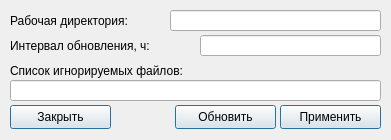
Old version of the form source/configwin.ui in the repository arcan1s/git-etc.
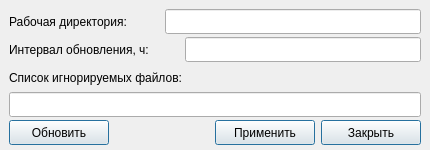
New version of the form.

The edit to the form file:
```diff
--- a/source/configwin.ui
+++ b/source/configwin.ui
@@ -6,8 +6,8 @@
    <rect>
     <x>0</x>
     <y>0</y>
-    <width>391</width>
-    <height>140</height>
+    <width>430</width>
+    <height>149</height>
    </rect>
   </property>
   <property name="sizePolicy">
@@ -20,168 +20,267 @@
    <string>Настроить сервис</string>
   </property>
   <widget class="QWidget" name="centralwidget">
-   <widget class="QLabel" name="label_timeSleep">
-    <property name="geometry">
-     <rect>
-      <x>10</x>
-      <y>35</y>
-      <width>181</width>
-      <height>21</height>
-     </rect>
-    </property>
-    <property name="text">
-     <string>Интервал обновления, ч:</string>
-    </property>
-   </widget>
-   <widget class="QLineEdit" name="lineEdit_timeSleep">
-    <property name="geometry">
-     <rect>
-      <x>200</x>
-      <y>35</y>
-      <width>181</width>
-      <height>21</height>
-     </rect>
-    </property>
-    <property name="sizePolicy">
-     <sizepolicy hsizetype="Fixed" vsizetype="Fixed">
-      <horstretch>0</horstretch>
-      <verstretch>0</verstretch>
-     </sizepolicy>
-    </property>
-    <property name="alignment">
-     <set>Qt::AlignRight|Qt::AlignTrailing|Qt::AlignVCenter</set>
-    </property>
-   </widget>
-   <widget class="QPushButton" name="button_refresh">
-    <property name="geometry">
-     <rect>
-      <x>175</x>
-      <y>105</y>
-      <width>101</width>
-      <height>24</height>
-     </rect>
-    </property>
-    <property name="sizePolicy">
-     <sizepolicy hsizetype="Fixed" vsizetype="Fixed">
-      <horstretch>0</horstretch>
-      <verstretch>0</verstretch>
-     </sizepolicy>
-    </property>
-    <property name="text">
-     <string>Обновить</string>
-    </property>
-    <property name="default">
-     <bool>true</bool>
-    </property>
-   </widget>
-   <widget class="QLabel" name="label_directory">
-    <property name="geometry">
-     <rect>
-      <x>10</x>
-      <y>10</y>
-      <width>141</width>
-      <height>21</height>
-     </rect>
-    </property>
-    <property name="text">
-     <string>Рабочая директория:</string>
-    </property>
-   </widget>
-   <widget class="QLineEdit" name="lineEdit_ignoreList">
-    <property name="geometry">
-     <rect>
-      <x>10</x>
-      <y>80</y>
-      <width>371</width>
-      <height>21</height>
-     </rect>
-    </property>
-    <property name="sizePolicy">
-     <sizepolicy hsizetype="Fixed" vsizetype="Fixed">
-      <horstretch>0</horstretch>
-      <verstretch>0</verstretch>
-     </sizepolicy>
-    </property>
-    <property name="alignment">
-     <set>Qt::AlignRight|Qt::AlignTrailing|Qt::AlignVCenter</set>
-    </property>
-   </widget>
-   <widget class="QPushButton" name="button_apply">
-    <property name="geometry">
-     <rect>
-      <x>280</x>
-      <y>105</y>
-      <width>101</width>
-      <height>24</height>
-     </rect>
-    </property>
-    <property name="sizePolicy">
-     <sizepolicy hsizetype="Fixed" vsizetype="Fixed">
-      <horstretch>0</horstretch>
-      <verstretch>0</verstretch>
-     </sizepolicy>
-    </property>
-    <property name="text">
-     <string>Применить</string>
-    </property>
-    <property name="default">
-     <bool>true</bool>
-    </property>
-   </widget>
-   <widget class="QLabel" name="label_ignoreList">
-    <property name="geometry">
-     <rect>
-      <x>10</x>
-      <y>60</y>
-      <width>201</width>
-      <height>21</height>
-     </rect>
-    </property>
-    <property name="text">
-     <string>Список игнорируемых файлов:</string>
-    </property>
-   </widget>
-   <widget class="QLineEdit" name="lineEdit_directory">
-    <property name="geometry">
-     <rect>
-      <x>170</x>
-      <y>10</y>
-      <width>211</width>
-      <height>21</height>
-     </rect>
-    </property>
-    <property name="sizePolicy">
-     <sizepolicy hsizetype="Fixed" vsizetype="Fixed">
-      <horstretch>0</horstretch>
-      <verstretch>0</verstretch>
-     </sizepolicy>
-    </property>
-    <property name="alignment">
-     <set>Qt::AlignRight|Qt::AlignTrailing|Qt::AlignVCenter</set>
-    </property>
-   </widget>
-   <widget class="QPushButton" name="button_close">
-    <property name="geometry">
-     <rect>
-      <x>10</x>
-      <y>105</y>
-      <width>101</width>
-      <height>24</height>
-     </rect>
-    </property>
-    <property name="sizePolicy">
-     <sizepolicy hsizetype="Fixed" vsizetype="Fixed">
-      <horstretch>0</horstretch>
-      <verstretch>0</verstretch>
-     </sizepolicy>
-    </property>
-    <property name="text">
-     <string>Закрыть</string>
-    </property>
-    <property name="default">
-     <bool>true</bool>
-    </property>
-   </widget>
+   <property name="sizePolicy">
+    <sizepolicy hsizetype="Expanding" vsizetype="Fixed">
+     <horstretch>0</horstretch>
+     <verstretch>0</verstretch>
+    </sizepolicy>
+   </property>
+   <property name="minimumSize">
+    <size>
+     <width>0</width>
+     <height>150</height>
+    </size>
+   </property>
+   <property name="maximumSize">
+    <size>
+     <width>16777215</width>
+     <height>150</height>
+    </size>
+   </property>
+   <layout class="QGridLayout" name="gridLayout">
+    <item row="0" column="0">
+     <widget class="QLabel" name="label_directory">
+      <property name="sizePolicy">
+       <sizepolicy hsizetype="Fixed" vsizetype="Fixed">
+        <horstretch>0</horstretch>
+        <verstretch>0</verstretch>
+       </sizepolicy>
+      </property>
+      <property name="minimumSize">
+       <size>
+        <width>150</width>
+        <height>25</height>
+       </size>
+      </property>
+      <property name="maximumSize">
+       <size>
+        <width>150</width>
+        <height>25</height>
+       </size>
+      </property>
+      <property name="text">
+       <string>Рабочая директория:</string>
+      </property>
+     </widget>
+    </item>
+    <item row="4" column="0">
+     <widget class="QPushButton" name="button_refresh">
+      <property name="sizePolicy">
+       <sizepolicy hsizetype="Fixed" vsizetype="Fixed">
+        <horstretch>0</horstretch>
+        <verstretch>0</verstretch>
+       </sizepolicy>
+      </property>
+      <property name="minimumSize">
+       <size>
+        <width>100</width>
+        <height>25</height>
+       </size>
+      </property>
+      <property name="maximumSize">
+       <size>
+        <width>100</width>
+        <height>25</height>
+       </size>
+      </property>
+      <property name="text">
+       <string>Обновить</string>
+      </property>
+      <property name="default">
+       <bool>true</bool>
+      </property>
+     </widget>
+    </item>
+    <item row="0" column="1" colspan="4">
+     <widget class="QLineEdit" name="lineEdit_directory">
+      <property name="sizePolicy">
+       <sizepolicy hsizetype="Expanding" vsizetype="Fixed">
+        <horstretch>0</horstretch>
+        <verstretch>0</verstretch>
+       </sizepolicy>
+      </property>
+      <property name="minimumSize">
+       <size>
+        <width>100</width>
+        <height>25</height>
+       </size>
+      </property>
+      <property name="maximumSize">
+       <size>
+        <width>16777215</width>
+        <height>25</height>
+       </size>
+      </property>
+      <property name="alignment">
+       <set>Qt::AlignRight|Qt::AlignTrailing|Qt::AlignVCenter</set>
+      </property>
+     </widget>
+    </item>
+    <item row="4" column="4">
+     <widget class="QPushButton" name="button_close">
+      <property name="sizePolicy">
+       <sizepolicy hsizetype="Fixed" vsizetype="Fixed">
+        <horstretch>0</horstretch>
+        <verstretch>0</verstretch>
+       </sizepolicy>
+      </property>
+      <property name="minimumSize">
+       <size>
+        <width>100</width>
+        <height>25</height>
+       </size>
+      </property>
+      <property name="maximumSize">
+       <size>
+        <width>100</width>
+        <height>25</height>
+       </size>
+      </property>
+      <property name="text">
+       <string>Закрыть</string>
+      </property>
+      <property name="default">
+       <bool>true</bool>
+      </property>
+     </widget>
+    </item>
+    <item row="3" column="0" colspan="5">
+     <widget class="QLineEdit" name="lineEdit_ignoreList">
+      <property name="sizePolicy">
+       <sizepolicy hsizetype="Expanding" vsizetype="Fixed">
+        <horstretch>0</horstretch>
+        <verstretch>0</verstretch>
+       </sizepolicy>
+      </property>
+      <property name="minimumSize">
+       <size>
+        <width>300</width>
+        <height>25</height>
+       </size>
+      </property>
+      <property name="alignment">
+       <set>Qt::AlignRight|Qt::AlignTop|Qt::AlignTrailing</set>
+      </property>
+     </widget>
+    </item>
+    <item row="4" column="3">
+     <widget class="QPushButton" name="button_apply">
+      <property name="sizePolicy">
+       <sizepolicy hsizetype="Fixed" vsizetype="Fixed">
+        <horstretch>0</horstretch>
+        <verstretch>0</verstretch>
+       </sizepolicy>
+      </property>
+      <property name="minimumSize">
+       <size>
+        <width>100</width>
+        <height>25</height>
+       </size>
+      </property>
+      <property name="maximumSize">
+       <size>
+        <width>100</width>
+        <height>25</height>
+       </size>
+      </property>
+      <property name="text">
+       <string>Применить</string>
+      </property>
+      <property name="default">
+       <bool>true</bool>
+      </property>
+     </widget>
+    </item>
+    <item row="1" column="0" colspan="2">
+     <widget class="QLabel" name="label_timeSleep">
+      <property name="sizePolicy">
+       <sizepolicy hsizetype="Fixed" vsizetype="Fixed">
+        <horstretch>0</horstretch>
+        <verstretch>0</verstretch>
+       </sizepolicy>
+      </property>
+      <property name="minimumSize">
+       <size>
+        <width>170</width>
+        <height>25</height>
+       </size>
+      </property>
+      <property name="maximumSize">
+       <size>
+        <width>170</width>
+        <height>25</height>
+       </size>
+      </property>
+      <property name="text">
+       <string>Интервал обновления, ч:</string>
+      </property>
+     </widget>
+    </item>
+    <item row="1" column="2" colspan="3">
+     <widget class="QLineEdit" name="lineEdit_timeSleep">
+      <property name="sizePolicy">
+       <sizepolicy hsizetype="Expanding" vsizetype="Fixed">
+        <horstretch>0</horstretch>
+        <verstretch>0</verstretch>
+       </sizepolicy>
+      </property>
+      <property name="minimumSize">
+       <size>
+        <width>100</width>
+        <height>25</height>
+       </size>
+      </property>
+      <property name="maximumSize">
+       <size>
+        <width>16777215</width>
+        <height>25</height>
+       </size>
+      </property>
+      <property name="alignment">
+       <set>Qt::AlignRight|Qt::AlignTrailing|Qt::AlignVCenter</set>
+      </property>
+     </widget>
+    </item>
+    <item row="4" column="2">
+     <spacer name="horizontalSpacer">
+      <property name="orientation">
+       <enum>Qt::Horizontal</enum>
+      </property>
+      <property name="sizeHint" stdset="0">
+       <size>
+        <width>40</width>
+        <height>20</height>
+       </size>
+      </property>
+     </spacer>
+    </item>
+    <item row="2" column="0" colspan="4">
+     <widget class="QLabel" name="label_ignoreList">
+      <property name="sizePolicy">
+       <sizepolicy hsizetype="Fixed" vsizetype="Fixed">
+        <horstretch>0</horstretch>
+        <verstretch>0</verstretch>
+       </sizepolicy>
+      </property>
+      <property name="minimumSize">
+       <size>
+        <width>300</width>
+        <height>25</height>
+       </size>
+      </property>
+      <property name="maximumSize">
+       <size>
+        <width>300</width>
+        <height>25</height>
+       </size>
+      </property>
+      <property name="text">
+       <string>Список игнорируемых файлов:</string>
+      </property>
+     </widget>
+    </item>
+   </layout>
   </widget>
  </widget>
  <tabstops>
```
